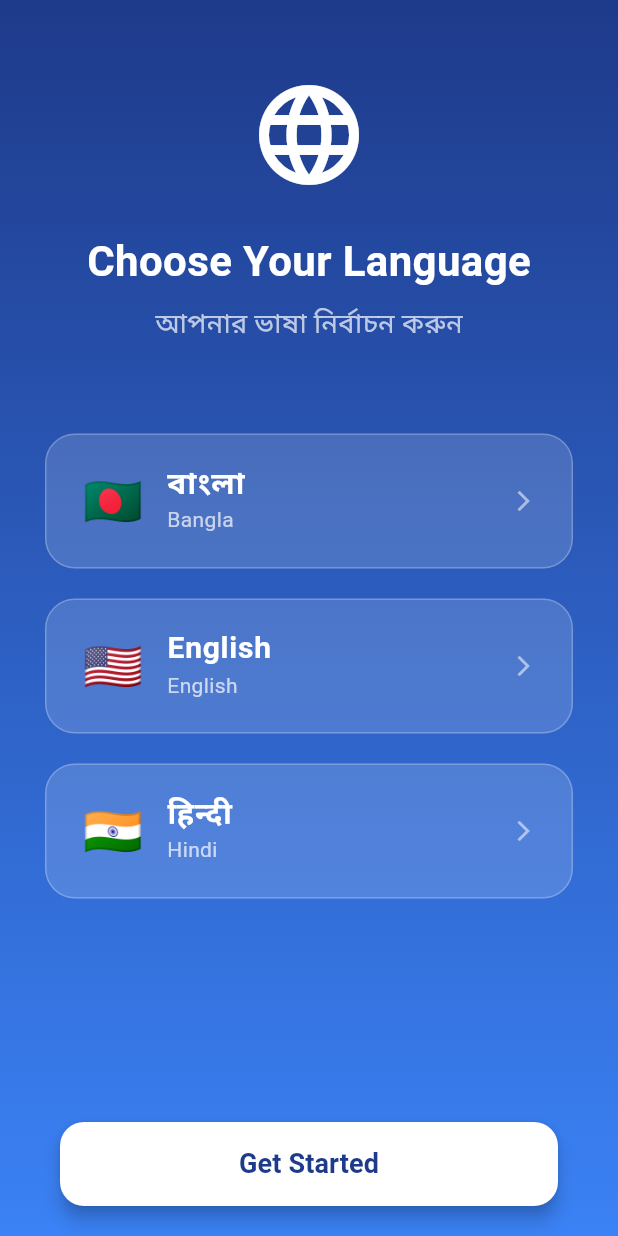
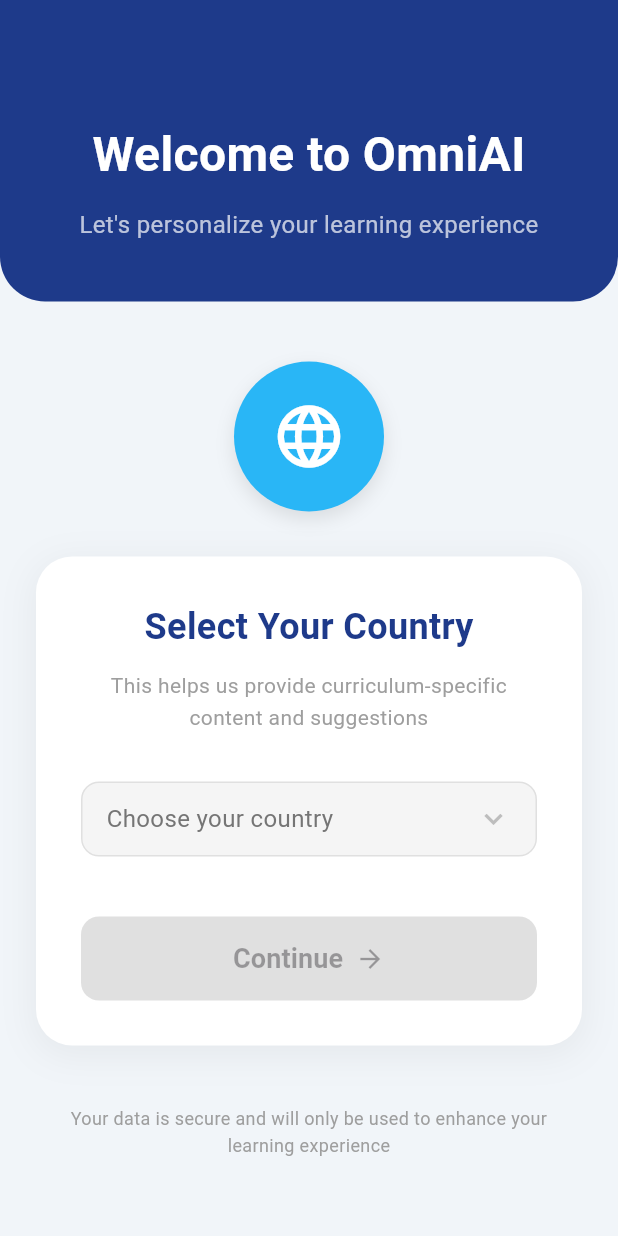
Before and after one commit to srsakilhossen302/OmniAI, a Flutter app: the screen it shows after launch, after a tap on "Get Started", on a phone screen of 412 x 824 dp. Run offline on Flutter 3.47's test engine with Material 3 defaults, Android fonts, the light colour scheme and no system bars; our stand-ins replace country_picker, get, shared_preferences.

Commit message:
Added country selection, localization (English, Bangla, Hindi), and persistence

```diff
--- /dev/null
+++ b/devtools_options.yaml
@@ -0,0 +1,3 @@
+description: This file stores settings for Dart & Flutter DevTools.
+documentation: https://docs.flutter.dev/tools/devtools/extensions#configure-extension-enablement-states
+extensions:
--- /dev/null
+++ b/lib/Utils/Localization/translations.dart
@@ -0,0 +1,46 @@
+import 'package:get/get.dart';
+
+class AppTranslations extends Translations {
+  @override
+  Map<String, Map<String, String>> get keys => {
+        'en_US': {
+          'choose_language': 'Choose Your Language',
+          'welcome_to': 'Welcome to',
+          'personalize_msg': "Let's personalize your learning experience",
+          'select_country': 'Select Your Country',
+          'curriculum_msg': 'This helps us provide curriculum-specific content and suggestions',
+          'choose_country': 'Choose your country',
+          'continue': 'Continue',
+          'secure_msg': 'Your data is secure and will only be used to enhance your learning experience',
+          'get_started': 'Get Started',
+          'search': 'Search',
+          'search_hint': 'Start typing to search',
+        },
+        'bn_BD': {
+          'choose_language': 'আপনার ভাষা নির্বাচন করুন',
+          'welcome_to': 'স্বাগতম',
+          'personalize_msg': "আসুন আপনার শেখার অভিজ্ঞতাকে আরও উন্নত করি",
+          'select_country': 'আপনার দেশ নির্বাচন করুন',
+          'curriculum_msg': 'এটি আমাদের পাঠ্যক্রম-ভিত্তিক বিষয়বস্তু এবং পরামর্শ প্রদানে সহায়তা করবে',
+          'choose_country': 'আপনার দেশ বেছে নিন',
+          'continue': 'চালিয়ে যান',
+          'secure_msg': 'আপনার তথ্য সুরক্ষিত আছে এবং শুধুমাত্র আপনার শেখার অভিজ্ঞতা বাড়াতে ব্যবহৃত হবে',
+          'get_started': 'শুরু করুন',
+          'search': 'অনুসন্ধান',
+          'search_hint': 'খুঁজতে টাইপ করা শুরু করুন',
+        },
+        'hi_IN': {
+          'choose_language': 'अपनी भाषा चुनें',
+          'welcome_to': 'स्वागत है',
+          'personalize_msg': "आइए आपके सीखने के अनुभव को व्यक्तिगत बनाएं",
+          'select_country': 'अपना देश चुनें',
+          'curriculum_msg': 'यह हमें पाठ्यक्रम-विशिष्ट सामग्री और सुझाव प्रदान करने में मदद करता है',
+          'choose_country': 'अपना देश चुनें',
+          'continue': 'जारी रखें',
+          'secure_msg': 'आपका डेटा सुरक्षित है और इसका उपयोग केवल आपके सीखने के अनुभव को बढ़ाने के लिए किया जाएगा',
+          'get_started': 'शुरू करें',
+          'search': 'खोजें',
+          'search_hint': 'खोजने के लिए टाइप करना शुरू करें',
+        },
+      };
+}
--- /dev/null
+++ b/lib/View/Screen/CountrySelection/country_selection_screen.dart
@@ -0,0 +1,243 @@
+import 'package:flutter/material.dart';
+import 'package:get/get.dart';
+import 'package:country_picker/country_picker.dart';
+import '../../../Utils/AppColors/app_colors.dart';
+import '../../../Utils/StaticString/static_string.dart';
+
+class CountrySelectionScreen extends StatefulWidget {
+  const CountrySelectionScreen({super.key});
+
+  @override
+  State<CountrySelectionScreen> createState() => _CountrySelectionScreenState();
+}
+
+class _CountrySelectionScreenState extends State<CountrySelectionScreen> {
+  Country? _selectedCountry;
+
+  @override
+  Widget build(BuildContext context) {
+    return Scaffold(
+      backgroundColor: const Color(0xFFF1F5F9), // Light grayish background to match image
+      body: SingleChildScrollView(
+        child: Column(
+          children: [
+            // Header
+            Container(
+              width: double.infinity,
+              padding: const EdgeInsets.fromLTRB(20, 80, 20, 40),
+              decoration: const BoxDecoration(
+                color: AppColors.primaryColor,
+                borderRadius: BorderRadius.only(
+                  bottomLeft: Radius.circular(30),
+                  bottomRight: Radius.circular(30),
+                ),
+              ),
+              child: Column(
+                children: [
+                  Text(
+                    'welcome_to'.tr + ' ${StaticStrings.appName}',
+                    style: const TextStyle(
+                      fontSize: 32,
+                      fontWeight: FontWeight.bold,
+                      color: Colors.white,
+                    ),
+                    textAlign: TextAlign.center,
+                  ),
+                  const SizedBox(height: 12),
+                  Text(
+                    "personalize_msg".tr,
+                    style: const TextStyle(
+                      fontSize: 16,
+                      color: Colors.white70,
+                      fontWeight: FontWeight.w400,
+                    ),
+                    textAlign: TextAlign.center,
+                  ),
+                ],
+              ),
+            ),
+
+            const SizedBox(height: 40),
+
+            // Globe Icon
+            Container(
+              height: 100,
+              width: 100,
+              decoration: BoxDecoration(
+                color: Colors.lightBlue.shade400,
+                shape: BoxShape.circle,
+                boxShadow: [
+                  BoxShadow(
+                    color: Colors.black.withOpacity(0.1),
+                    blurRadius: 10,
+                    offset: const Offset(0, 5),
+                  ),
+                ],
+              ),
+              child: const Icon(
+                Icons.language,
+                size: 50,
+                color: Colors.white,
+              ),
+            ),
+
+            const SizedBox(height: 30),
+
+            // Country Selection Card
+            Container(
+              margin: const EdgeInsets.symmetric(horizontal: 24),
+              padding: const EdgeInsets.all(30),
+              decoration: BoxDecoration(
+                color: Colors.white,
+                borderRadius: BorderRadius.circular(24),
+                boxShadow: [
+                  BoxShadow(
+                    color: Colors.black.withOpacity(0.05),
+                    blurRadius: 20,
+                    spreadRadius: 2,
+                    offset: const Offset(0, 5),
+                  ),
+                ],
+              ),
+              child: Column(
+                children: [
+                  Text(
+                    'select_country'.tr,
+                    style: const TextStyle(
+                      fontSize: 24,
+                      fontWeight: FontWeight.bold,
+                      color: AppColors.primaryColor,
+                    ),
+                  ),
+                  const SizedBox(height: 12),
+                  Text(
+                    'curriculum_msg'.tr,
+                    style: const TextStyle(
+                      fontSize: 14,
+                      color: Colors.grey,
+                      height: 1.5,
+                    ),
+                    textAlign: TextAlign.center,
+                  ),
+                  const SizedBox(height: 32),
+
+                  // Country Selector Dropdown Styled
+                  GestureDetector(
+                    onTap: () {
+                      showCountryPicker(
+                        context: context,
+                        countryListTheme: CountryListThemeData(
+                          borderRadius: const BorderRadius.only(
+                            topLeft: Radius.circular(30),
+                            topRight: Radius.circular(30),
+                          ),
+                          inputDecoration: InputDecoration(
+                            labelText: 'search'.tr,
+                            hintText: 'search_hint'.tr,
+                            prefixIcon: const Icon(Icons.search),
+                            border: OutlineInputBorder(
+                              borderSide: BorderSide(
+                                color: const Color(0xFF8C98A8).withOpacity(0.2),
+                              ),
+                            ),
+                          ),
+                        ),
+                        onSelect: (Country country) {
+                          setState(() {
+                            _selectedCountry = country;
+                          });
+                        },
+                      );
+                    },
+                    child: Container(
+                      padding: const EdgeInsets.symmetric(horizontal: 16, vertical: 12),
+                      decoration: BoxDecoration(
+                        color: Colors.grey.shade100,
+                        borderRadius: BorderRadius.circular(12),
+                        border: Border.all(color: Colors.grey.shade300),
+                      ),
+                      child: Row(
+                        children: [
+                          Expanded(
+                            child: Text(
+                              _selectedCountry == null
+                                  ? 'choose_country'.tr
+                                  : '${_selectedCountry!.flagEmoji}  ${_selectedCountry!.name}',
+                              style: TextStyle(
+                                color: _selectedCountry == null
+                                    ? Colors.grey.shade600
+                                    : Colors.black87,
+                                fontSize: 16,
+                              ),
+                            ),
+                          ),
+                          Icon(
+                            Icons.keyboard_arrow_down,
+                            color: Colors.grey.shade400,
+                          ),
+                        ],
+                      ),
+                    ),
+                  ),
+
+                  const SizedBox(height: 40),
+
+                  // Continue Button
+                  SizedBox(
+                    width: double.infinity,
+                    height: 56,
+                    child: ElevatedButton(
+                      onPressed: _selectedCountry == null ? null : () {
+                        // Navigate to next
+                      },
+                      style: ElevatedButton.styleFrom(
+                        backgroundColor: const Color(0xFFA5D6A7), // Greenish from image
+                        foregroundColor: Colors.white,
+                        disabledBackgroundColor: Colors.grey.shade300,
+                        shape: RoundedRectangleBorder(
+                          borderRadius: BorderRadius.circular(12),
+                        ),
+                        elevation: 0,
+                      ),
+                      child: Row(
+                        mainAxisAlignment: MainAxisAlignment.center,
+                        children: [
+                          Text(
+                            'continue'.tr,
+                            style: const TextStyle(
+                              fontSize: 18,
+                              fontWeight: FontWeight.bold,
+                            ),
+                          ),
+                          const SizedBox(width: 8),
+                          const Icon(Icons.arrow_forward_outlined, size: 20),
+                        ],
+                      ),
+                    ),
+                  ),
+                ],
+              ),
+            ),
+
+            const SizedBox(height: 40),
+
+            Padding(
+              padding: const EdgeInsets.symmetric(horizontal: 40),
+              child: Text(
+                'secure_msg'.tr,
+                style: const TextStyle(
+                  fontSize: 12,
+                  color: Colors.grey,
+                  height: 1.5,
+                ),
+                textAlign: TextAlign.center,
+              ),
+            ),
+
+            const SizedBox(height: 40),
+          ],
+        ),
+      ),
+    );
+  }
+}
--- /dev/null
+++ b/lib/View/Screen/LanguageSelection/Controller/language_controller.dart
@@ -0,0 +1,46 @@
+import 'package:flutter/material.dart';
+import 'package:get/get.dart';
+import 'package:shared_preferences/shared_preferences.dart';
+
+class LanguageController extends GetxController {
+  static const String languageKey = 'language_code';
+  static const String countryKey = 'country_code';
+
+  var selectedLanguage = 'English'.obs;
+
+  @override
+  void onInit() {
+    super.onInit();
+    loadSavedLanguage();
+  }
+
+  void changeLanguage(String langCode, String countryCode, String langName) async {
+    var locale = Locale(langCode, countryCode);
+    Get.updateLocale(locale);
+    selectedLanguage.value = langName;
+
+    // Save to SharedPreferences
+    final prefs = await SharedPreferences.getInstance();
+    await prefs.setString(languageKey, langCode);
+    await prefs.setString(countryKey, countryCode);
+  }
+
+  void loadSavedLanguage() async {
+    final prefs = await SharedPreferences.getInstance();
+    String? langCode = prefs.getString(languageKey);
+    String? countryCode = prefs.getString(countryKey);
+
+    if (langCode != null && countryCode != null) {
+      Get.updateLocale(Locale(langCode, countryCode));
+
+      // Update the display name accordingly
+      if (langCode == 'bn') {
+        selectedLanguage.value = 'বাংলা';
+      } else if (langCode == 'hi') {
+        selectedLanguage.value = 'हिन्दी';
+      } else {
+        selectedLanguage.value = 'English';
+      }
+    }
+  }
+}
--- a/lib/View/Screen/LanguageSelection/language_selection_screen.dart
+++ b/lib/View/Screen/LanguageSelection/language_selection_screen.dart
@@ -1,7 +1,10 @@
 import 'package:flutter/material.dart';
+import 'package:get/get.dart';
 import '../../../Utils/AppColors/app_colors.dart';
+import '../CountrySelection/country_selection_screen.dart';
+import 'Controller/language_controller.dart';
 
-class LanguageSelectionScreen extends StatelessWidget {
+class LanguageSelectionScreen extends GetView<LanguageController> {
   const LanguageSelectionScreen({super.key});
 
   @override
@@ -31,9 +34,9 @@
                 color: Colors.white,
               ),
               const SizedBox(height: 24),
-              const Text(
-                'Choose Your Language',
-                style: TextStyle(
+              Text(
+                'choose_language'.tr,
+                style: const TextStyle(
                   fontSize: 28,
                   fontWeight: FontWeight.bold,
                   color: Colors.white,
@@ -41,37 +44,26 @@
               ),
               const SizedBox(height: 8),
               const Text(
-                'আপনার ভাষা নির্বাচন করুন',
-                style: TextStyle(
-                  fontSize: 18,
-                  color: Colors.white70,
-                ),
+                'আপনার ভাষা নির্বাচন করুন', // Always Bangla for clarity
+                style: TextStyle(fontSize: 18, color: Colors.white70),
               ),
               const SizedBox(height: 50),
-              _buildLanguageCard(
-                context,
-                'বাংলা',
-                'Bangla',
-                '🇧🇩',
-              ),
-              _buildLanguageCard(
-                context,
-                'English',
-                'English',
-                '🇺🇸',
-              ),
-              _buildLanguageCard(
-                context,
-                'हिन्दी',
-                'Hindi',
-                '🇮🇳',
-              ),
+              _buildLanguageCard(context, 'বাংলা', 'bn', 'BD', '🇧🇩'),
+              _buildLanguageCard(context, 'English', 'en', 'US', '🇺🇸'),
+              _buildLanguageCard(context, 'हिन्दी', 'hi', 'IN', '🇮🇳'),
               const Spacer(),
               Padding(
-                padding: const EdgeInsets.symmetric(horizontal: 40, vertical: 20),
+                padding: const EdgeInsets.symmetric(
+                  horizontal: 40,
+                  vertical: 20,
+                ),
                 child: ElevatedButton(
                   onPressed: () {
-                    // Navigate to next screen (Auth or Home)
+                    Navigator.of(context).push(
+                      MaterialPageRoute(
+                        builder: (context) => const CountrySelectionScreen(),
+                      ),
+                    );
                   },
                   style: ElevatedButton.styleFrom(
                     backgroundColor: Colors.white,
@@ -82,9 +74,12 @@
                     ),
                     elevation: 5,
                   ),
-                  child: const Text(
-                    'Get Started',
-                    style: TextStyle(fontSize: 18, fontWeight: FontWeight.bold),
+                  child: Text(
+                    'get_started'.tr,
+                    style: const TextStyle(
+                      fontSize: 18,
+                      fontWeight: FontWeight.bold,
+                    ),
                   ),
                 ),
               ),
@@ -96,20 +91,32 @@
   }
 
   Widget _buildLanguageCard(
-      BuildContext context, String langName, String subTitle, String flag) {
+    BuildContext context,
+    String langName,
+    String langCode,
+    String countryCode,
+    String flag,
+  ) {
+    return Obx(() {
+      bool isSelected = controller.selectedLanguage.value == langName;
       return Container(
         margin: const EdgeInsets.symmetric(horizontal: 30, vertical: 10),
         decoration: BoxDecoration(
-        color: Colors.white.withOpacity(0.15),
+          color: isSelected
+              ? Colors.white.withOpacity(0.3)
+              : Colors.white.withOpacity(0.15),
           borderRadius: BorderRadius.circular(20),
-        border: Border.all(color: Colors.white24),
+          border: Border.all(
+            color: isSelected ? Colors.white : Colors.white24,
+            width: isSelected ? 2 : 1,
+          ),
         ),
         child: ListTile(
-        contentPadding: const EdgeInsets.symmetric(horizontal: 24, vertical: 8),
-        leading: Text(
-          flag,
-          style: const TextStyle(fontSize: 32),
+          contentPadding: const EdgeInsets.symmetric(
+            horizontal: 24,
+            vertical: 8,
           ),
+          leading: Text(flag, style: const TextStyle(fontSize: 32)),
           title: Text(
             langName,
             style: const TextStyle(
@@ -119,18 +126,23 @@
             ),
           ),
           subtitle: Text(
-          subTitle,
+            langName == 'বাংলা'
+                ? 'Bangla'
+                : (langName == 'हिन्दी' ? 'Hindi' : 'English'),
             style: const TextStyle(color: Colors.white70),
           ),
-        trailing: const Icon(
+          trailing: isSelected
+              ? const Icon(Icons.check_circle, color: Colors.white)
+              : const Icon(
                   Icons.arrow_forward_ios,
                   color: Colors.white54,
                   size: 16,
                 ),
           onTap: () {
-          // Select language logic
+            controller.changeLanguage(langCode, countryCode, langName);
           },
         ),
       );
+    });
   }
 }
--- a/lib/main.dart
+++ b/lib/main.dart
@@ -1,8 +1,13 @@
 import 'package:flutter/material.dart';
+import 'package:get/get.dart';
 import 'package:omniai/View/Screen/SplashScreen/splash_screen.dart';
 import 'package:omniai/Utils/StaticString/static_string.dart';
+import 'package:omniai/Utils/Localization/translations.dart';
+import 'package:omniai/View/Screen/LanguageSelection/Controller/language_controller.dart';
 
 void main() {
+  WidgetsFlutterBinding.ensureInitialized();
+  Get.put(LanguageController());
   runApp(const MyApp());
 }
 
@@ -11,9 +16,12 @@
 
   @override
   Widget build(BuildContext context) {
-    return MaterialApp(
+    return GetMaterialApp(
       title: StaticStrings.appName,
       debugShowCheckedModeBanner: false,
+      translations: AppTranslations(),
+      locale: const Locale('en', 'US'), // Default locale
+      fallbackLocale: const Locale('en', 'US'),
       theme: ThemeData(
         colorScheme: ColorScheme.fromSeed(seedColor: Colors.deepPurple),
         useMaterial3: true,
--- a/pubspec.yaml
+++ b/pubspec.yaml
@@ -34,6 +34,9 @@
   # The following adds the Cupertino Icons font to your application.
   # Use with the CupertinoIcons class for iOS style icons.
   cupertino_icons: ^1.0.8
+  country_picker: ^2.0.27
+  get: ^4.7.3
+  shared_preferences: ^2.5.4
 
 dev_dependencies:
   flutter_test:
```
Also changed, not shown: pubspec.lock, 1 other file. Lines whose indentation alone changed are shown as unchanged.
